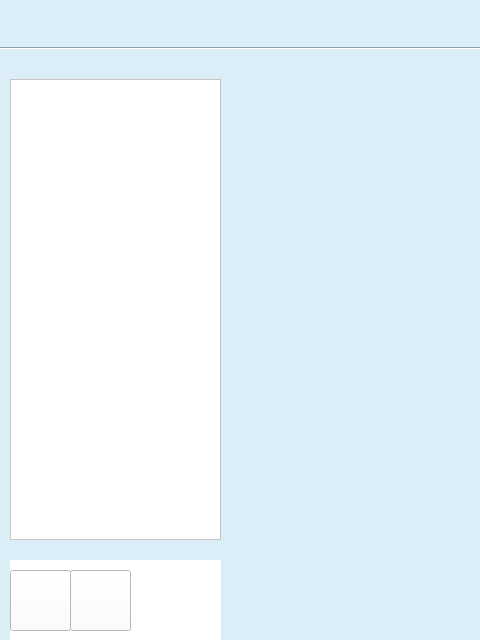
Qt form client/ui/mainwindow.ui (pechpo/What-s-up) before a commit; both pictures show x 0 to 480 and y 0 to 640 of the 876 by 640 pixel window.
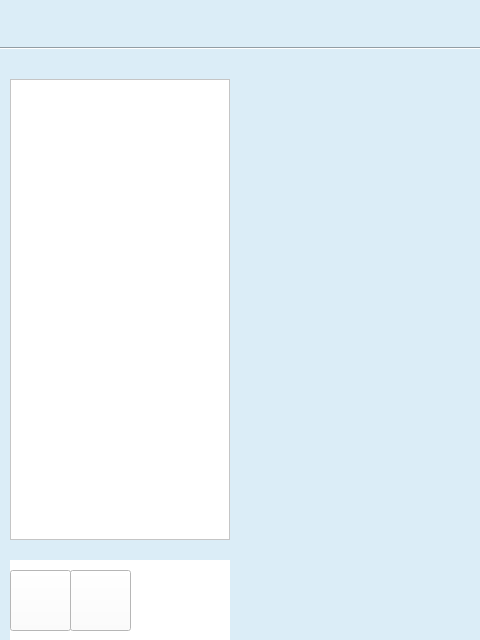
The same form after that commit. Icons and pictures are not drawn.

```diff
--- a/client/ui/mainwindow.ui
+++ b/client/ui/mainwindow.ui
@@ -81,7 +81,7 @@
      <rect>
       <x>10</x>
       <y>560</y>
-      <width>211</width>
+      <width>220</width>
       <height>81</height>
      </rect>
     </property>
@@ -139,7 +139,7 @@
      <rect>
       <x>10</x>
       <y>79</y>
-      <width>211</width>
+      <width>220</width>
       <height>461</height>
      </rect>
     </property>
@@ -154,7 +154,7 @@
       <rect>
        <x>0</x>
        <y>0</y>
-       <width>209</width>
+       <width>218</width>
        <height>459</height>
       </rect>
      </property>
```
